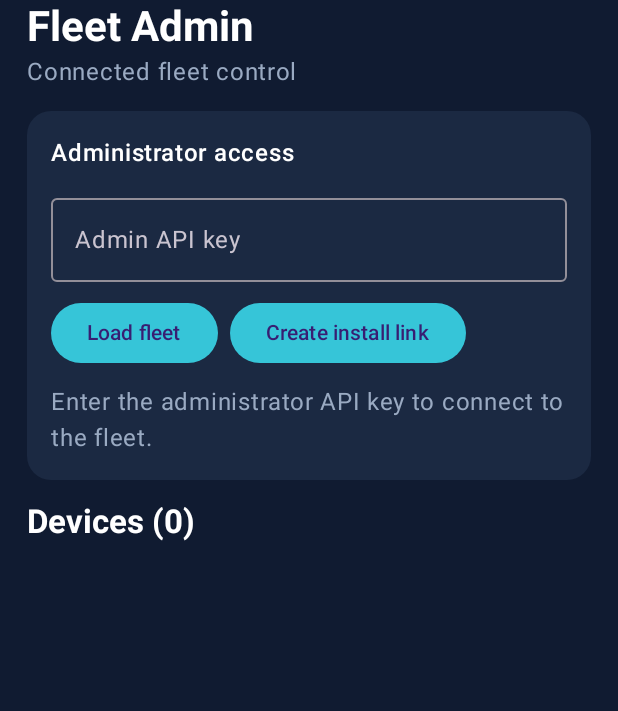
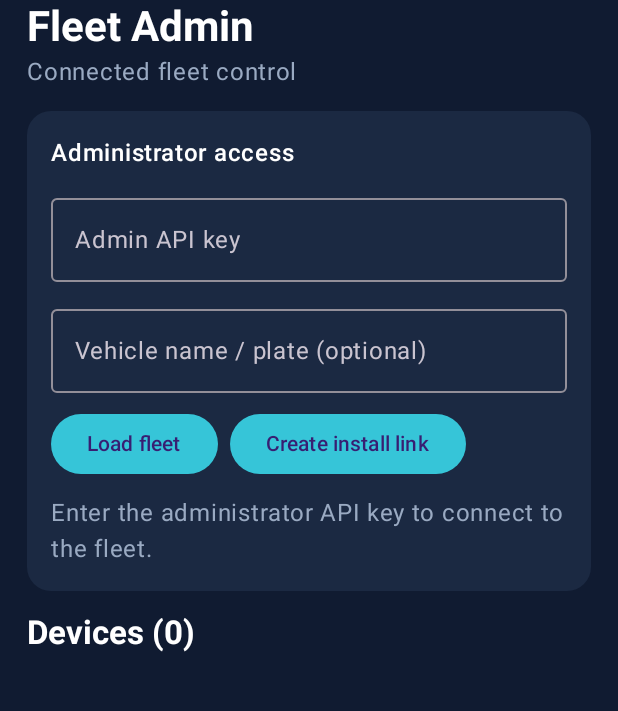
Before and after one commit to ibrahemahmedabdo1-ai/track-car, an Android app built with Jetpack Compose: the screen it shows after launch (MainActivity), on a phone screen of 412 x 824 dp, the part 63-774 px from its top. Run offline under Robolectric (Android 15) with nearby library versions, the phone set to English and light mode, and no system bars.

Commit message:
Let Admin assign a vehicle label to installation invitations

```diff
--- a/apps/admin-android/src/main/java/com/trackcar/admin/MainActivity.kt
+++ b/apps/admin-android/src/main/java/com/trackcar/admin/MainActivity.kt
@@ -40,6 +40,7 @@ private fun AdminScreen(){
  var key by remember{mutableStateOf("")}
  var status by remember{mutableStateOf("Enter the administrator API key to connect to the fleet.")}
  var code by remember{mutableStateOf("")}
+ var vehicleLabel by remember{mutableStateOf("")}
  var devices by remember{mutableStateOf(emptyList<FleetDevice>())}
  var busy by remember{mutableStateOf(false)}
  fun request(path:String,method:String,adminKey:String,body:JSONObject?=null,done:(JSONObject?)->Unit){
@@ -71,7 +72,7 @@ private fun AdminScreen(){
  }
  fun createCode(){
   if(key.isBlank()){status="Administrator key is required.";return}
-  busy=true;request("/api/admin/install-links","POST",key,JSONObject().put("expires_in_minutes",1440).put("label","Fleet vehicle installation")){r->
+  busy=true;request("/api/admin/install-links","POST",key,JSONObject().put("expires_in_minutes",1440).put("label",vehicleLabel.trim().ifBlank{"Fleet vehicle installation"})){r->
    busy=false
    if(r==null||r.has("error"))status=r?.optString("error")?:"Could not create install link"
    else{code=r.optString("install_url");status="Secure installation link created. It expires in 24 hours and can be used once."}
@@ -100,6 +101,7 @@ private fun AdminScreen(){
       Column(Modifier.padding(16.dp),verticalArrangement=Arrangement.spacedBy(10.dp)){
        Text("Administrator access",fontWeight=FontWeight.SemiBold)
        OutlinedTextField(value=key,onValueChange={key=it},label={Text("Admin API key")},singleLine=true,modifier=Modifier.fillMaxWidth())
+       OutlinedTextField(value=vehicleLabel,onValueChange={vehicleLabel=it},label={Text("Vehicle name / plate (optional)")},singleLine=true,modifier=Modifier.fillMaxWidth())
        Row(horizontalArrangement=Arrangement.spacedBy(8.dp)){
         Button(onClick={ load() },enabled=!busy){Text("Load fleet")}
         Button(onClick={ createCode() },enabled=!busy){Text("Create install link")}
```
